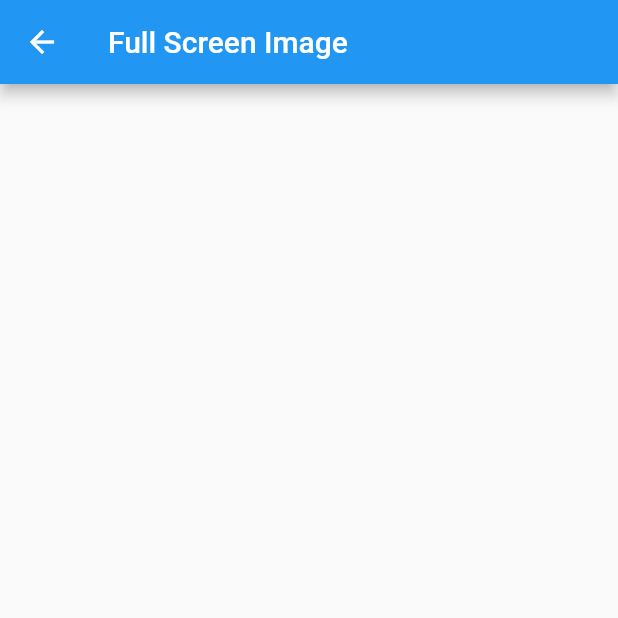
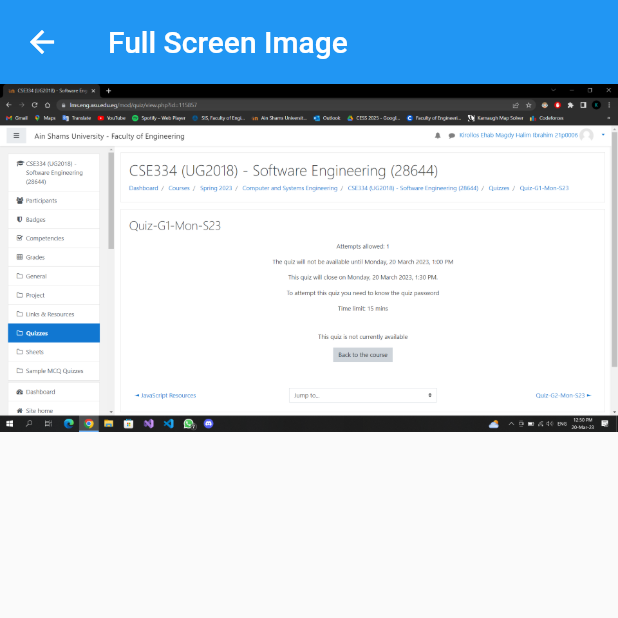
Before and after one commit to Mohamed-Ahmed-Esmat/Flutter-Test, a Flutter app: the FullScreenImage screen opened directly, on a phone screen of 412 x 824 dp, the top half of it. Run offline on Flutter 3.47's test engine with Material 2 defaults, Android fonts, the phone set to English and light mode, and no system bars; our stand-ins replace get.

Commit message:
Added image in full screen(not true)

```diff
--- a/test_flutter/lib/full_screen_image.dart
+++ b/test_flutter/lib/full_screen_image.dart
@@ -9,6 +9,10 @@ class FullScreenImage extends StatelessWidget {
       appBar: AppBar(
         title: Text("Full Screen Image"),
       ),
+      body: Image.asset(
+        'assets/Screenshot (1).png',
+        fit: BoxFit.contain,
+      ),
     );
   }
 }
```
